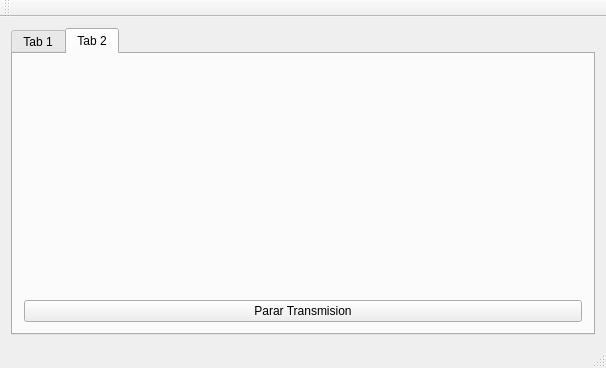
Before: the Qt Designer form mainwindow.ui in omarCamargo/serialPortQt, drawn with Qt 5.
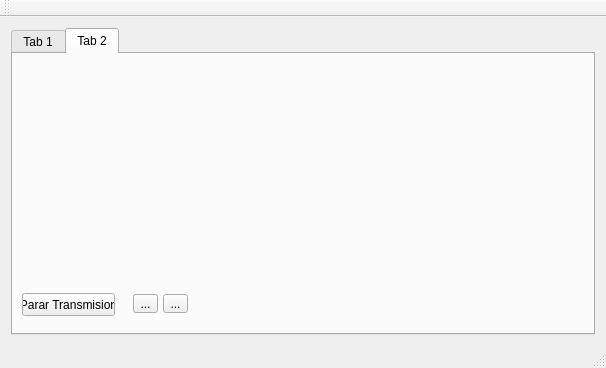
After: the same form once the commit is applied. Custom widgets are drawn as their Qt base class.

Commit message: new tool buttons added

Patch:
```diff
--- a/mainwindow.ui
+++ b/mainwindow.ui
@@ -229,18 +229,67 @@
        <attribute name="title">
         <string>Tab 2</string>
        </attribute>
-       <layout class="QVBoxLayout" name="verticalLayout_3">
-        <item>
-         <widget class="QwtPlot" name="widgetToPlot" native="true"/>
-        </item>
-        <item>
-         <widget class="QPushButton" name="pushButton">
-          <property name="text">
-           <string>Parar Transmision</string>
-          </property>
-         </widget>
-        </item>
-       </layout>
+       <widget class="QwtPlot" name="widgetToPlot" native="true">
+        <property name="geometry">
+         <rect>
+          <x>9</x>
+          <y>9</y>
+          <width>564</width>
+          <height>224</height>
+         </rect>
+        </property>
+       </widget>
+       <widget class="QPushButton" name="pushButton">
+        <property name="geometry">
+         <rect>
+          <x>9</x>
+          <y>239</y>
+          <width>93</width>
+          <height>23</height>
+         </rect>
+        </property>
+        <property name="text">
+         <string>Parar Transmision</string>
+        </property>
+       </widget>
+       <widget class="QToolButton" name="toolButton">
+        <property name="geometry">
+         <rect>
+          <x>120</x>
+          <y>240</y>
+          <width>25</width>
+          <height>19</height>
+         </rect>
+        </property>
+        <property name="text">
+         <string>...</string>
+        </property>
+        <property name="iconSize">
+         <size>
+          <width>32</width>
+          <height>32</height>
+         </size>
+        </property>
+       </widget>
+       <widget class="QToolButton" name="toolButton_2">
+        <property name="geometry">
+         <rect>
+          <x>150</x>
+          <y>240</y>
+          <width>25</width>
+          <height>19</height>
+         </rect>
+        </property>
+        <property name="text">
+         <string>...</string>
+        </property>
+        <property name="iconSize">
+         <size>
+          <width>32</width>
+          <height>32</height>
+         </size>
+        </property>
+       </widget>
       </widget>
      </widget>
     </item>
```
The commit also changes 6 other files.
